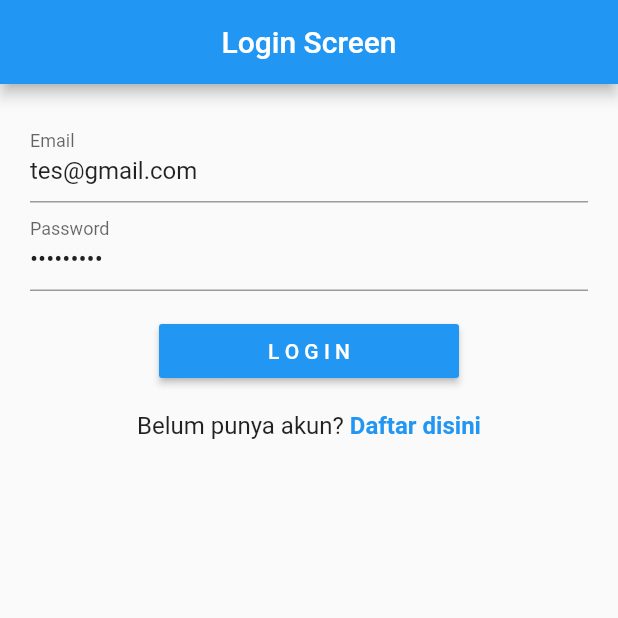
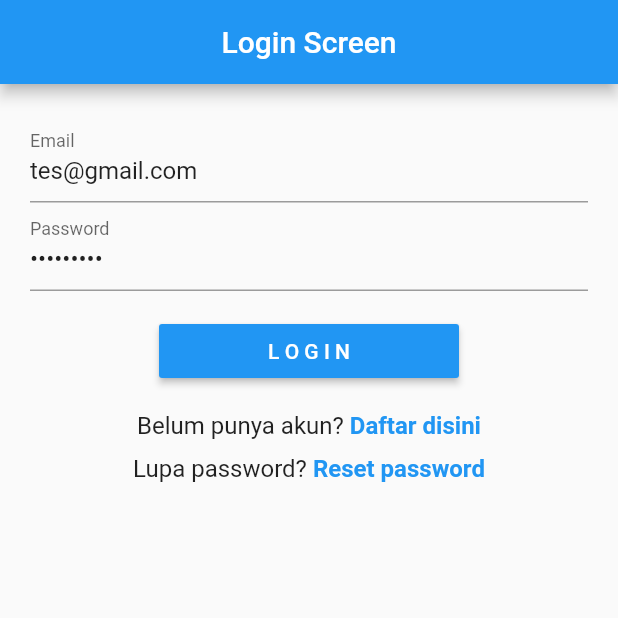
Before and after one commit to fauzirramadan/flutterfire, a Flutter app: the screen it shows after launch, on a phone screen of 412 x 824 dp, the top half of it. Run offline on Flutter 3.47's test engine with Material 2 defaults, Android fonts, the phone set to English and light mode, and no system bars; our stand-ins replace firebase_auth, firebase_core, get; accounts and stored records are empty.

Commit message:
Reset password

```diff
--- a/lib/app/modules/login/views/login_view.dart
+++ b/lib/app/modules/login/views/login_view.dart
@@ -1,5 +1,4 @@
 import 'package:first_firebase/app/controllers/auth_controller.dart';
-import 'package:first_firebase/app/modules/signup/views/signup_view.dart';
 import 'package:first_firebase/app/routes/app_pages.dart';
 import 'package:flutter/material.dart';
 
@@ -65,7 +64,29 @@ class LoginView extends GetView<LoginController> {
                           fontWeight: FontWeight.bold,
                           fontSize: 16),
                     ),
-                  )
+                  ),
+                ],
+              ),
+              const SizedBox(
+                height: 10,
+              ),
+              Row(
+                mainAxisAlignment: MainAxisAlignment.center,
+                children: [
+                  const Text(
+                    "Lupa password? ",
+                    style: TextStyle(fontSize: 16),
+                  ),
+                  GestureDetector(
+                    onTap: () => authC.resetPassword(controller.emailC.text),
+                    child: const Text(
+                      "Reset password",
+                      style: TextStyle(
+                          color: Colors.blue,
+                          fontWeight: FontWeight.bold,
+                          fontSize: 16),
+                    ),
+                  ),
                 ],
               )
             ],
```
Also changed, not shown: lib/app/controllers/auth_controller.dart (+32 -3 lines).
